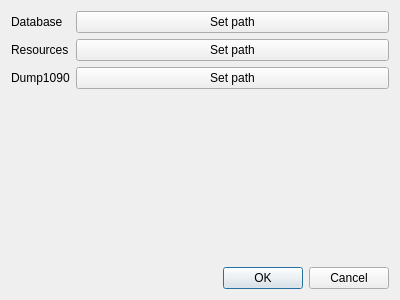
Qt form settings.ui (squirreldev-fs/adsbAlerting) before a commit.
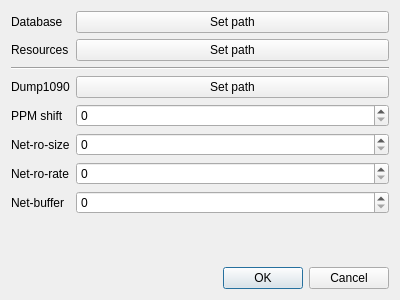
The same form after that commit.

Commit message: Added settings for dump1090 command line

Patch:
```diff
--- a/settings.ui
+++ b/settings.ui
@@ -33,7 +33,7 @@
        </property>
       </widget>
      </item>
-     <item row="2" column="0">
+     <item row="3" column="0">
       <widget class="QLabel" name="dump1090Label">
        <property name="text">
         <string>Dump1090</string>
@@ -54,13 +54,68 @@
        </property>
       </widget>
      </item>
-     <item row="2" column="1">
+     <item row="3" column="1">
       <widget class="QPushButton" name="dump1090Button">
        <property name="text">
         <string>Set path</string>
        </property>
       </widget>
      </item>
+     <item row="4" column="0">
+      <widget class="QLabel" name="pPMShiftLabel">
+       <property name="text">
+        <string>PPM shift</string>
+       </property>
+      </widget>
+     </item>
+     <item row="4" column="1">
+      <widget class="QSpinBox" name="pPMShiftSpinBox"/>
+     </item>
+     <item row="2" column="0" colspan="2">
+      <widget class="Line" name="line">
+       <property name="orientation">
+        <enum>Qt::Horizontal</enum>
+       </property>
+      </widget>
+     </item>
+     <item row="5" column="0">
+      <widget class="QLabel" name="netRoSizeLabel">
+       <property name="text">
+        <string>Net-ro-size</string>
+       </property>
+      </widget>
+     </item>
+     <item row="5" column="1">
+      <widget class="QSpinBox" name="netRoSizeSpinBox">
+       <property name="maximum">
+        <number>1300</number>
+       </property>
+      </widget>
+     </item>
+     <item row="6" column="0">
+      <widget class="QLabel" name="netRoRateLabel">
+       <property name="text">
+        <string>Net-ro-rate</string>
+       </property>
+      </widget>
+     </item>
+     <item row="6" column="1">
+      <widget class="QSpinBox" name="netRoRateSpinBox"/>
+     </item>
+     <item row="7" column="0">
+      <widget class="QLabel" name="netBufferLabel">
+       <property name="text">
+        <string>Net-buffer</string>
+       </property>
+      </widget>
+     </item>
+     <item row="7" column="1">
+      <widget class="QSpinBox" name="netBufferSpinBox">
+       <property name="maximum">
+        <number>7</number>
+       </property>
+      </widget>
+     </item>
     </layout>
    </item>
    <item>
```
The commit also changes 3 other files.
